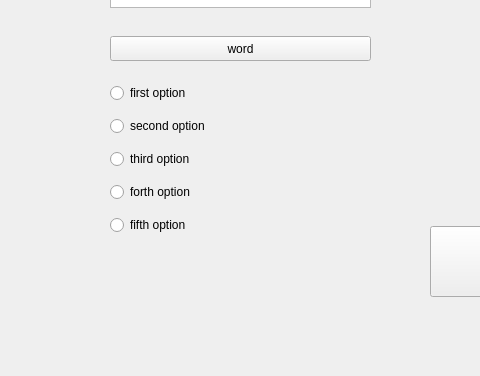
This is quiz.ui in samotny-vouk/PyQT-Project-2024-1courseFEFU- as Qt 5 draws it before an edit; both pictures show x 140 to 620 and y 224 to 600 of the 800 by 600 pixel window. The edited form follows.
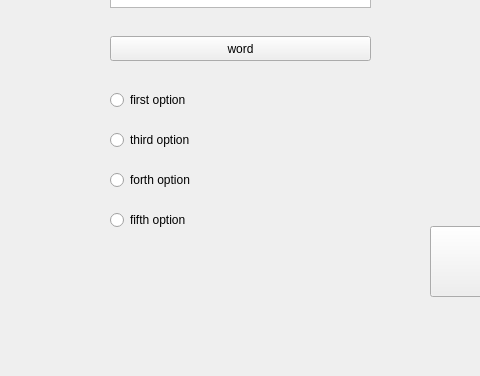
This is the edited form. Icons and pictures are not drawn.

What changed in the file:
```diff
--- a/quiz.ui
+++ b/quiz.ui
@@ -34,14 +34,7 @@
      </rect>
     </property>
     <layout class="QGridLayout" name="gridLayout">
-     <item row="5" column="0">
-      <widget class="QRadioButton" name="opt_5">
-       <property name="text">
-        <string>fifth option</string>
-       </property>
-      </widget>
-     </item>
-     <item row="3" column="0">
+     <item row="2" column="0">
       <widget class="QRadioButton" name="opt_3">
        <property name="text">
         <string>third option</string>
@@ -49,6 +42,16 @@
       </widget>
      </item>
      <item row="4" column="0">
+      <widget class="QRadioButton" name="opt_5">
+       <property name="text">
+        <string>fifth option</string>
+       </property>
+       <attribute name="buttonGroup">
+        <string notr="true">buttonGroup</string>
+       </attribute>
+      </widget>
+     </item>
+     <item row="3" column="0">
       <widget class="QRadioButton" name="opt_4">
        <property name="text">
         <string>forth option</string>
@@ -60,13 +63,9 @@
        <property name="text">
         <string>first option</string>
        </property>
-      </widget>
-     </item>
-     <item row="2" column="0">
-      <widget class="QRadioButton" name="opt_2">
-       <property name="text">
-        <string>second option</string>
-       </property>
+       <attribute name="buttonGroup">
+        <string notr="true">buttonGroup</string>
+       </attribute>
       </widget>
      </item>
     </layout>
```
Left out of the diff: 9 changed lines with no effect on the pictures.
